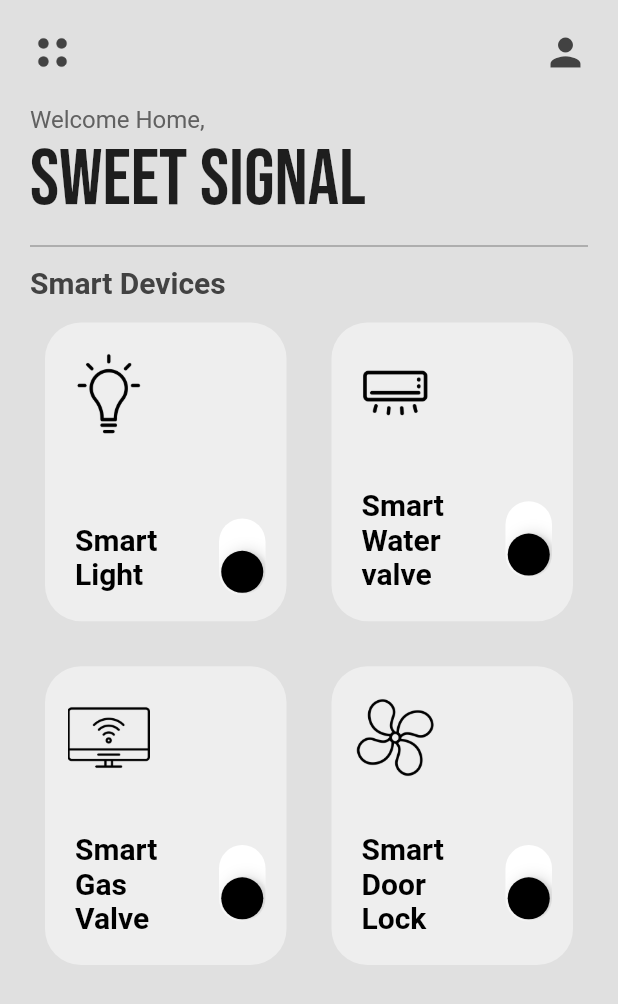
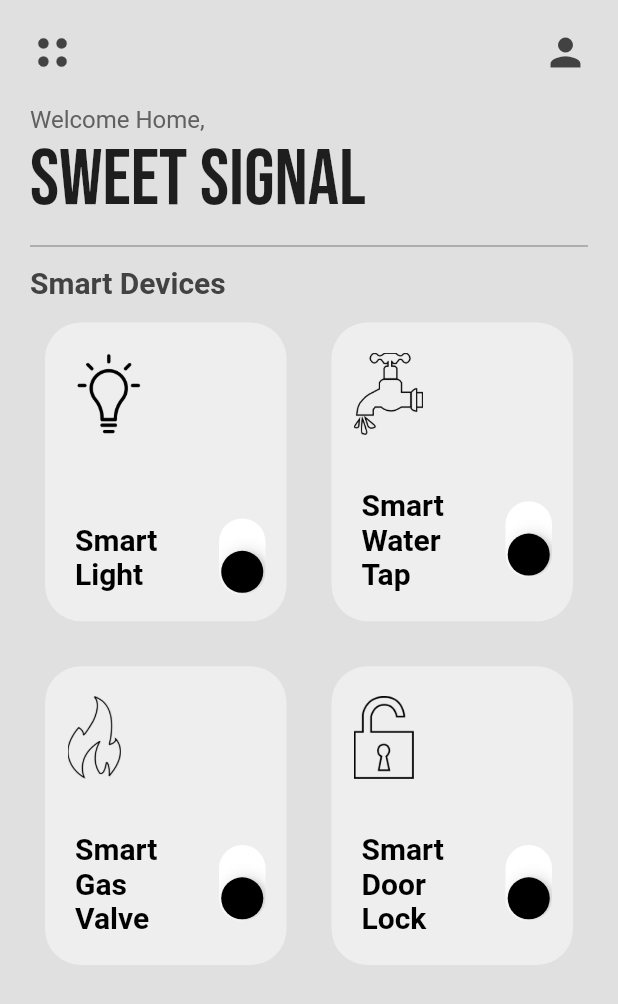
Before and after one commit to Armangb1/SmartHome_IoT, a Flutter app: the HomeScreen screen opened directly, on a phone screen of 412 x 824 dp. Shown: the top 1004 px of the screen. Run offline on Flutter 3.47's test engine with Material 2 defaults, Android fonts, the light colour scheme and no system bars; our stand-ins replace google_fonts.

Commit message:
assets updated

```diff
--- a/frontend/flutter/ui/lib/home/utils/app_data.dart
+++ b/frontend/flutter/ui/lib/home/utils/app_data.dart
@@ -1,13 +1,8 @@
 class AppData {
   static List smartDevices = [
     ['Smart Light', 'lib/home/assets/images/light-bulb.png', false, "lamp"],
-    [
-      'Smart Water valve',
-      'lib/home/assets/images/air-conditioner.png',
-      false,
-      "water"
-    ],
-    ['Smart Gas Valve', 'lib/home/assets/images/smart-tv.png', false, "gas"],
-    ['Smart Door Lock', 'lib/home/assets/images/fan.png', false, "door"],
+    ['Smart Water Tap', 'lib/home/assets/images/water.png', false, "water"],
+    ['Smart Gas Valve', 'lib/home/assets/images/gas.png', false, "gas"],
+    ['Smart Door Lock', 'lib/home/assets/images/lock.png', false, "lock"],
   ];
 }
```
Also changed, not shown: frontend/flutter/ui/lib/home/assets/images/gas.png (added), frontend/flutter/ui/lib/home/assets/images/lock.png (added), frontend/flutter/ui/lib/home/assets/images/water.png (added), frontend/flutter/ui/lib/login/images/sweetsignal.png (added).
